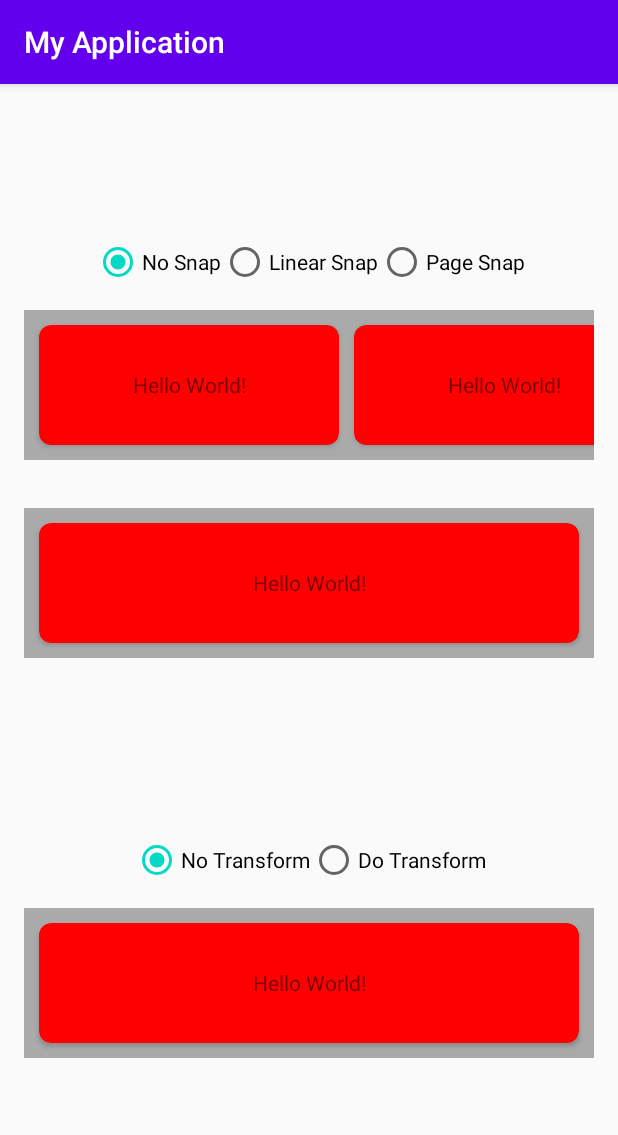
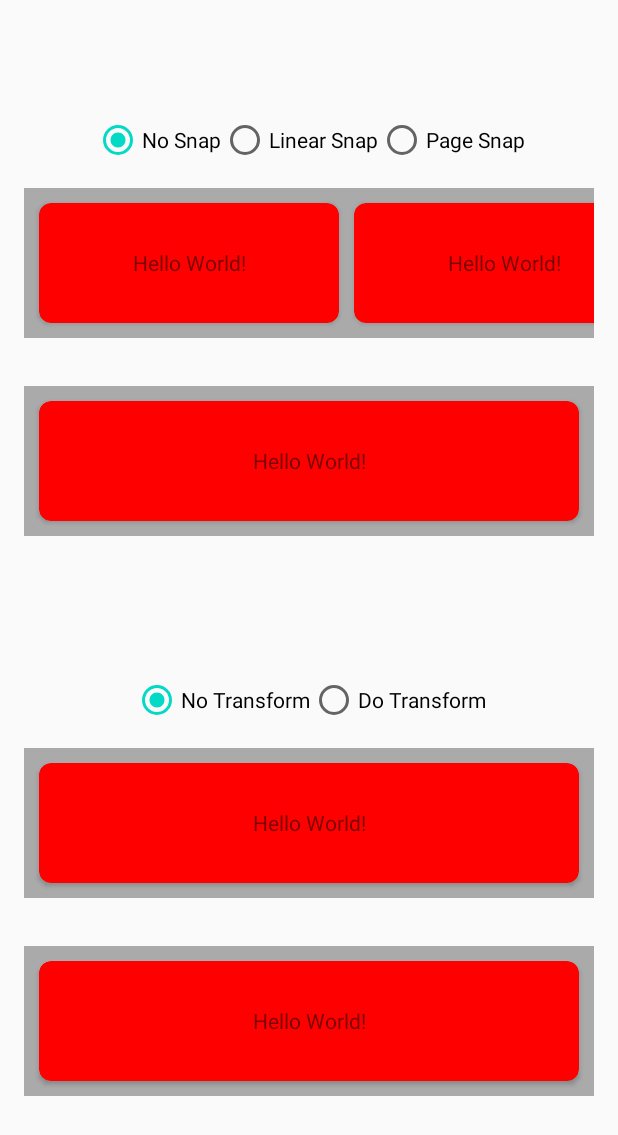
Before and after one commit to elye/demo_android_viewpager2_recyclerview, an Android app: the screen it shows after launch (MainActivity), on a phone screen of 412 x 824 dp. Shown: the top 1135 px of the screen. Run offline under Robolectric (Android 15) with nearby library versions, the phone set to English and light mode, and no system bars.

Commit message:
Add fragment viewpager2

```diff
--- a/app/src/main/java/com/elyeproj/myapplication/MainActivity.kt
+++ b/app/src/main/java/com/elyeproj/myapplication/MainActivity.kt
@@ -3,13 +3,14 @@ package com.elyeproj.myapplication
 import android.os.Bundle
 import android.widget.RadioButton
 import androidx.appcompat.app.AppCompatActivity
+import androidx.fragment.app.FragmentActivity
 import androidx.recyclerview.widget.LinearLayoutManager
 import androidx.recyclerview.widget.LinearSnapHelper
 import androidx.recyclerview.widget.PagerSnapHelper
 import androidx.viewpager2.widget.ViewPager2
 import kotlinx.android.synthetic.main.activity_main.*
 
-class MainActivity : AppCompatActivity() {
+class MainActivity : FragmentActivity() {
 
     private val pageTransformer = ViewPager2.PageTransformer { page, position ->
         val absPos = Math.abs(position)
@@ -59,10 +60,12 @@ class MainActivity : AppCompatActivity() {
             when (findViewById<RadioButton>(checkedId).id) {
                 R.id.radio_no_transform -> {
                     view_pager.setPageTransformer(defaultPageTransformer)
+                    view_pager_fragment.setPageTransformer(defaultPageTransformer)
 
                 }
                 R.id.radio_do_transform -> {
                     view_pager.setPageTransformer(pageTransformer)
+                    view_pager_fragment.setPageTransformer(pageTransformer)
                 }
             }
         }
@@ -83,5 +86,9 @@ class MainActivity : AppCompatActivity() {
         view_pager.apply {
             adapter = MyAdapterFullLength()
         }
+
+        view_pager_fragment.apply {
+            adapter = MyFragmentStateAdapter(this@MainActivity)
+        }
     }
 }
--- /dev/null
+++ b/app/src/main/java/com/elyeproj/myapplication/MyFragmentStateAdapter.kt
@@ -0,0 +1,15 @@
+package com.elyeproj.myapplication
+
+import androidx.fragment.app.Fragment
+import androidx.fragment.app.FragmentActivity
+import androidx.viewpager2.adapter.FragmentStateAdapter
+
+class MyFragmentStateAdapter(activity: FragmentActivity): FragmentStateAdapter(activity) {
+    override fun createFragment(position: Int): Fragment {
+        return MyItemFragment()
+    }
+
+    override fun getItemCount(): Int {
+        return 10
+    }
+}
--- /dev/null
+++ b/app/src/main/java/com/elyeproj/myapplication/MyItemFragment.kt
@@ -0,0 +1,17 @@
+package com.elyeproj.myapplication
+
+import android.os.Bundle
+import android.view.LayoutInflater
+import android.view.View
+import android.view.ViewGroup
+import androidx.fragment.app.Fragment
+
+class MyItemFragment : Fragment() {
+    override fun onCreateView(
+        inflater: LayoutInflater,
+        container: ViewGroup?,
+        savedInstanceState: Bundle?
+    ): View? {
+        return inflater.inflate(R.layout.list_item_full_length_framelayout, container, false)
+    }
+}
--- a/app/src/main/res/layout/activity_main.xml
+++ b/app/src/main/res/layout/activity_main.xml
@@ -103,10 +103,21 @@
             android:layout_height="100dp"
             android:layout_margin="16dp"
             android:background="@android:color/darker_gray"
+            app:layout_constraintBottom_toTopOf="@id/view_pager_fragment"
+            app:layout_constraintLeft_toLeftOf="parent"
+            app:layout_constraintRight_toRightOf="parent"
+            app:layout_constraintTop_toBottomOf="@id/transform_method" />
+
+        <androidx.viewpager2.widget.ViewPager2
+            android:id="@+id/view_pager_fragment"
+            android:layout_width="match_parent"
+            android:layout_height="100dp"
+            android:layout_margin="16dp"
+            android:background="@android:color/darker_gray"
             app:layout_constraintBottom_toBottomOf="parent"
             app:layout_constraintLeft_toLeftOf="parent"
             app:layout_constraintRight_toRightOf="parent"
-            app:layout_constraintTop_toBottomOf="@id/transform_method" />
+            app:layout_constraintTop_toBottomOf="@id/view_pager" />
     </androidx.constraintlayout.widget.ConstraintLayout>
 
 </androidx.constraintlayout.widget.ConstraintLayout>
--- a/app/src/main/res/layout/list_item_full_length.xml
+++ b/app/src/main/res/layout/list_item_full_length.xml
@@ -3,8 +3,8 @@
     xmlns:card_view="http://schemas.android.com/apk/res-auto"
     android:layout_width="match_parent"
     android:layout_height="match_parent"
+    android:layout_margin="10dp"
     android:elevation="50dp"
-    android:layout_margin="10dp"
     card_view:cardBackgroundColor="#F00"
     card_view:cardCornerRadius="8dp">
 
--- /dev/null
+++ b/app/src/main/res/layout/list_item_full_length_framelayout.xml
@@ -0,0 +1,24 @@
+<?xml version="1.0" encoding="utf-8"?>
+<FrameLayout xmlns:android="http://schemas.android.com/apk/res/android"
+    xmlns:card_view="http://schemas.android.com/apk/res-auto"
+    android:layout_width="match_parent"
+    android:layout_height="match_parent"
+    android:layout_margin="10dp"
+    android:layout_centerVertical="true">
+
+    <androidx.cardview.widget.CardView
+        android:layout_width="match_parent"
+        android:layout_height="match_parent"
+        android:layout_margin="10dp"
+        android:elevation="50dp"
+        card_view:cardBackgroundColor="#F00"
+        card_view:cardCornerRadius="8dp">
+
+        <TextView
+            android:layout_width="match_parent"
+            android:layout_height="match_parent"
+            android:gravity="center"
+            android:text="Hello World!" />
+
+    </androidx.cardview.widget.CardView>
+</FrameLayout>
```
